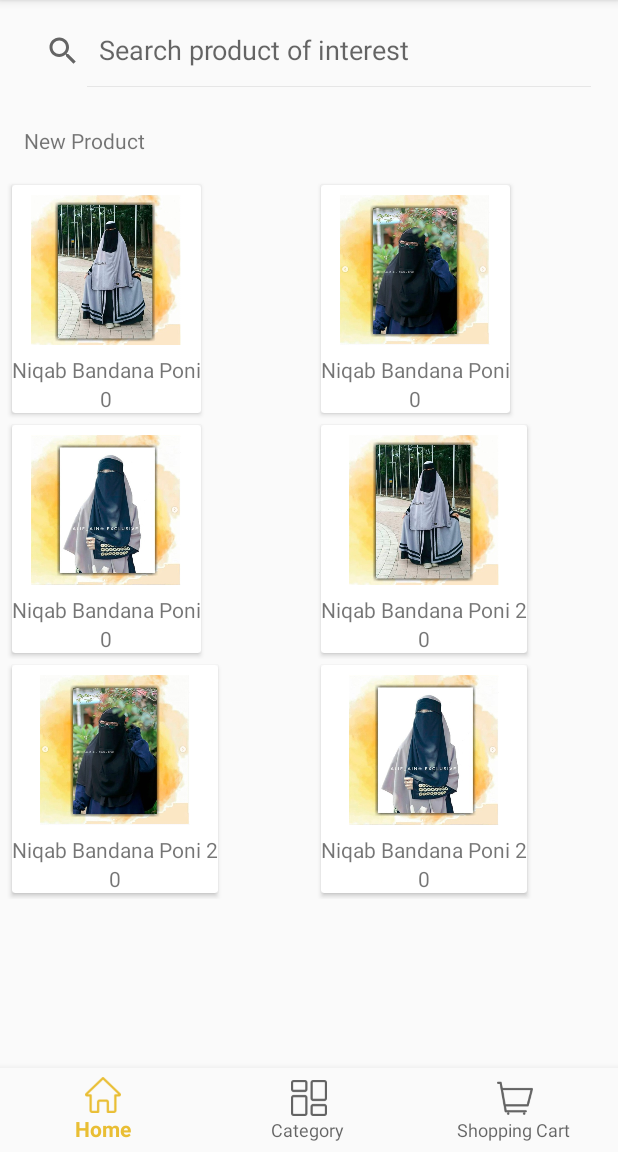
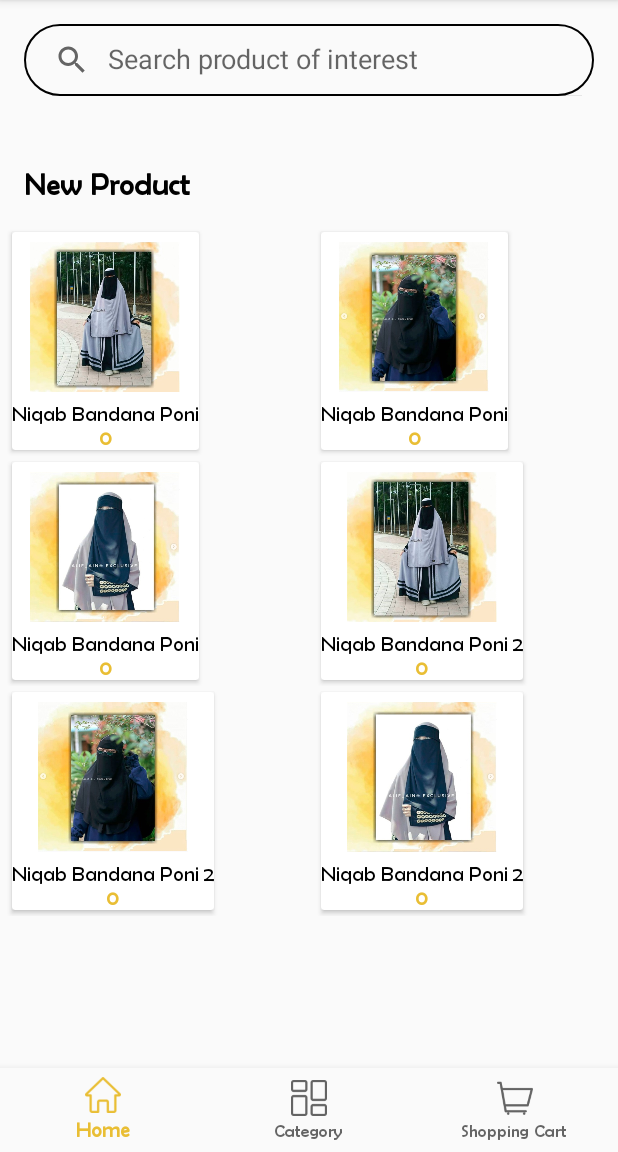
Before and after one commit to yusrisahrul10/AlifAin, an Android app: the screen it shows after launch (MainActivity), after a tap on "Log In", on a phone screen of 412 x 824 dp, the part 84-1236 px from its top. Run offline under Robolectric (Android 15) with nearby library versions, the phone set to English and light mode, and no system bars; our stand-ins replace Picasso; libraries missing offline, so code that uses them is left out: com.xwray.groupie; 2 statements that could not run were skipped.

Commit message:
update font

```diff
--- a/app/src/main/java/com/example/alifain/LoginActivity.kt
+++ b/app/src/main/java/com/example/alifain/LoginActivity.kt
@@ -1,6 +1,7 @@
 package com.example.alifain
 
 import android.content.Intent
+import android.graphics.Typeface
 import android.support.v7.app.AppCompatActivity
 import android.os.Bundle
 import android.text.Spannable
@@ -9,12 +10,14 @@ import android.text.method.LinkMovementMethod
 import android.text.style.ClickableSpan
 import android.view.View
 import android.widget.Button
+import android.widget.EditText
 import android.widget.TextView
 
 class LoginActivity : AppCompatActivity() {
 
     private lateinit var btnLogin: Button
     private lateinit var tvSignUp: TextView
+    private lateinit var edtEmail: EditText
 
     override fun onCreate(savedInstanceState: Bundle?) {
         super.onCreate(savedInstanceState)
@@ -22,6 +25,7 @@ class LoginActivity : AppCompatActivity() {
 
         btnLogin = findViewById(R.id.btn_login)
         tvSignUp = findViewById(R.id.tv_signup)
+        edtEmail = findViewById(R.id.edtTextMail)
 
         btnLogin.setOnClickListener {
             val intent = Intent(this, MainActivity::class.java)
@@ -45,4 +49,10 @@ class LoginActivity : AppCompatActivity() {
         tvSignUp.text = ss
         tvSignUp.movementMethod = LinkMovementMethod.getInstance()
     }
+
+//    private fun changeFont() {
+//        val typeface = Typeface.createFromAsset(assets, "berlinsans.ttf")
+//
+//        edtEmail
+//    }
 }
--- /dev/null
+++ b/app/src/main/res/drawable/rect.xml
@@ -0,0 +1,6 @@
+<?xml version="1.0" encoding="utf-8"?>
+<shape xmlns:android="http://schemas.android.com/apk/res/android" android:id="@+id/listview_background_shape">
+    <stroke android:width="1dp" android:color="@android:color/black" />
+    <corners android:radius="30dp" />
+    <solid android:color="#00000000" />
+</shape>
--- a/app/src/main/res/layout/activity_main.xml
+++ b/app/src/main/res/layout/activity_main.xml
@@ -19,6 +19,8 @@
             android:layout_height="wrap_content"
             android:layout_alignParentBottom="true"
             android:background="?android:attr/windowBackground"
-            app:menu="@menu/menu_bnv" />
+            app:menu="@menu/menu_bnv"
+            app:itemTextAppearanceActive="@style/BottomNavigationViewTextStyle"
+            app:itemTextAppearanceInactive="@style/BottomNavigationViewTextStyle"/>
 
 </RelativeLayout>
--- a/app/src/main/res/layout/fragment_home.xml
+++ b/app/src/main/res/layout/fragment_home.xml
@@ -15,16 +15,18 @@
         <android.support.v7.widget.SearchView
                 android:layout_width="match_parent"
                 android:layout_height="wrap_content"
-                android:layout_margin="10dp"
+                android:layout_margin="16dp"
                 android:id="@+id/search_list_sekolah"
                 app:iconifiedByDefault="false"
+                android:background="@drawable/rect"
                 app:queryHint="Search product of interest"
         />
 
         <android.support.v7.widget.RecyclerView
                 android:id="@+id/rvMain"
                 android:layout_width="match_parent"
-                android:layout_height="wrap_content"/>
+                android:layout_height="wrap_content"
+                android:layout_marginTop="16dp"/>
 
 
         <TextView
@@ -32,6 +34,10 @@
                 android:layout_height="wrap_content"
                 android:text="New Product"
                 android:layout_margin="16dp"
+                android:fontFamily="@font/berlinsans"
+                android:textSize="20sp"
+                android:textStyle="bold"
+                android:textColor="@android:color/black"
         />
 
         <android.support.v7.widget.RecyclerView
--- a/app/src/main/res/layout/item_category.xml
+++ b/app/src/main/res/layout/item_category.xml
@@ -18,6 +18,9 @@
             android:layout_height="wrap_content"
             android:layout_margin="10dp"
             android:layout_gravity="center_vertical"
-            tools:text="Niqab"/>
+            tools:text="Niqab"
+            android:fontFamily="@font/berlinsans"
+    android:textColor="@android:color/black"
+    android:textSize="20sp"/>
 
 </LinearLayout>
--- a/app/src/main/res/layout/item_new_product.xml
+++ b/app/src/main/res/layout/item_new_product.xml
@@ -32,6 +32,8 @@
                     android:layout_below="@id/image_new_product"
                     android:id="@+id/tv_name_new_product"
                     android:layout_centerInParent="true"
+                    android:fontFamily="@font/berlinsans"
+                    android:textColor="@android:color/black"
             />
 
             <TextView
@@ -41,6 +43,9 @@
                     android:layout_below="@id/tv_name_new_product"
                     android:id="@+id/tv_price_new_product"
                     android:layout_centerInParent="true"
+                    android:textColor="@color/colorPrimary"
+                    android:fontFamily="@font/berlinsans"
+                    android:textStyle="bold"
             />
         </RelativeLayout>
 
--- a/app/src/main/res/values/styles.xml
+++ b/app/src/main/res/values/styles.xml
@@ -8,4 +8,9 @@
         <item name="colorAccent">@color/colorAccent</item>
     </style>
 
+    <style name="BottomNavigationViewTextStyle">
+        <item name="android:fontFamily">@font/berlinsans</item>
+
+    </style>
+
 </resources>
```
Also changed, not shown: app/src/main/res/layout/activity_login.xml (+13 -3 lines), app/src/main/res/layout/activity_product_detail.xml (+18 -9 lines), app/src/main/res/layout/activity_register.xml (+18 -5 lines), app/src/main/res/font/berlinsans.ttf (added), app/src/main/res/font/berlinsansbold.ttf (added), app/src/main/res/font/quintessential.ttf (added), app/src/main/res/font/trebuc.ttf (added), app/src/main/res/font/trebuchetms.ttf (added).
